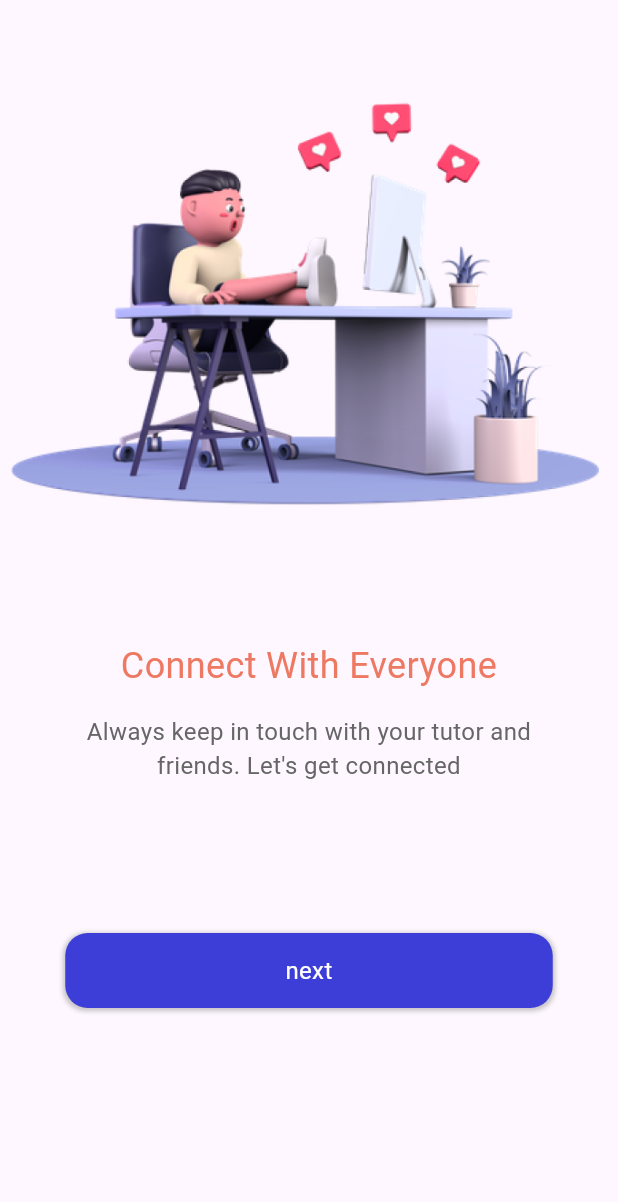
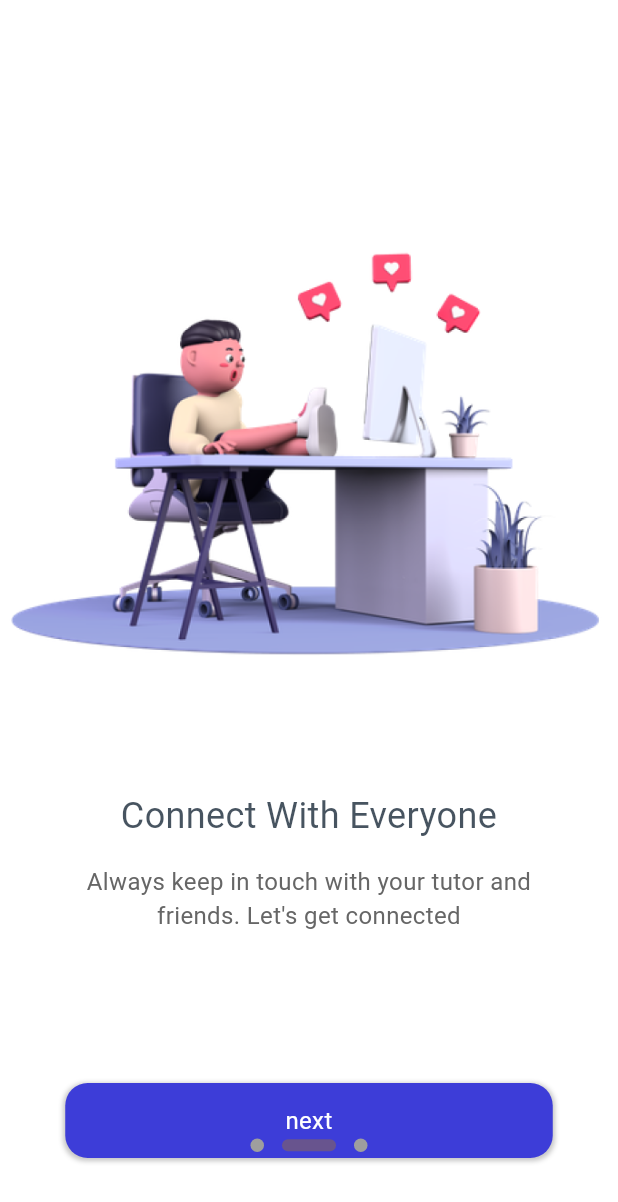
Before and after one commit to codeboosterid/elearning_app, a Flutter app: the screen it shows after launch, swiped to page 2, on a phone screen of 412 x 824 dp. Shown: the top 1202 px of the screen. Run offline on Flutter 3.47's test engine with Material 3 defaults, Android fonts, the phone set to English and light mode, and no system bars; drawn by our look-alikes of dots_indicator; our stand-ins replace flutter_riverpod, riverpod_annotation; generated files the repository leaves out were written again.

Commit message:
Welcome Screen done

```diff
--- a/analysis_options.yaml
+++ b/analysis_options.yaml
@@ -10,19 +10,18 @@
 include: package:flutter_lints/flutter.yaml
 
 linter:
-  # The lint rules applied to this project can be customized in the
-  # section below to disable rules from the `package:flutter_lints/flutter.yaml`
-  # included above or to enable additional rules. A list of all available lints
-  # and their documentation is published at https://dart.dev/lints.
-  #
-  # Instead of disabling a lint rule for the entire project in the
-  # section below, it can also be suppressed for a single line of code
-  # or a specific dart file by using the `// ignore: name_of_lint` and
-  # `// ignore_for_file: name_of_lint` syntax on the line or in the file
-  # producing the lint.
-  rules:
-    # avoid_print: false  # Uncomment to disable the `avoid_print` rule
-    # prefer_single_quotes: true  # Uncomment to enable the `prefer_single_quotes` rule
-
+    # The lint rules applied to this project can be customized in the
+    # section below to disable rules from the `package:flutter_lints/flutter.yaml`
+    # included above or to enable additional rules. A list of all available lints
+    # and their documentation is published at https://dart.dev/lints.
+    #
+    # Instead of disabling a lint rule for the entire project in the
+    # section below, it can also be suppressed for a single line of code
+    # or a specific dart file by using the `// ignore: name_of_lint` and
+    # `// ignore_for_file: name_of_lint` syntax on the line or in the file
+    # producing the lint.
+    rules:
+        avoid_print: false # Uncomment to disable the `avoid_print` rule
+        # prefer_single_quotes: true  # Uncomment to enable the `prefer_single_quotes` rule
 # Additional information about this file can be found at
 # https://dart.dev/guides/language/analysis-options
--- /dev/null
+++ b/lib/pages/notifier/welcome_notifier.dart
@@ -0,0 +1,14 @@
+import 'package:riverpod_annotation/riverpod_annotation.dart';
+part 'welcome_notifier.g.dart';
+
+@riverpod
+class IndexDot extends _$IndexDot {
+  @override
+  int build() {
+    return 0;
+  }
+
+  void changeIndex(int value) {
+    state = value;
+  }
+}
--- a/lib/pages/welcome/welcome.dart
+++ b/lib/pages/welcome/welcome.dart
@@ -1,17 +1,32 @@
+import 'package:dots_indicator/dots_indicator.dart';
 import 'package:flutter/material.dart';
+import 'package:flutter_riverpod/flutter_riverpod.dart';
+import '../notifier/welcome_notifier.dart';
 import 'widget.dart';
 
-class Welcome extends StatelessWidget {
+class Welcome extends ConsumerWidget {
   Welcome({super.key});
 
   final PageController _controller = PageController();
 
   @override
-  Widget build(BuildContext context) {
-    return Scaffold(
-        body: Stack(
+  Widget build(BuildContext context, WidgetRef ref) {
+    final index = ref.watch(indexDotProvider);
+
+    return Container(
+      color: Colors.white,
+      child: SafeArea(
+        child: Scaffold(
+          backgroundColor: Colors.white,
+          body: Container(
+            margin: const EdgeInsets.only(top: 100),
+            child: Stack(
+              alignment: Alignment.center,
               children: [
                 PageView(
+                  onPageChanged: (value) {
+                    ref.read(indexDotProvider.notifier).changeIndex(value);
+                  },
                   controller: _controller,
                   scrollDirection: Axis.horizontal,
                   children: [
@@ -41,7 +56,26 @@ class Welcome extends StatelessWidget {
                     ),
                   ],
                 ),
+                Positioned(
+                  bottom: 50,
+                  child: DotsIndicator(
+                    position: index,
+                    dotsCount: 3,
+                    mainAxisAlignment: MainAxisAlignment.center,
+                    decorator: DotsDecorator(
+                      size: const Size.square(9.0),
+                      activeSize: const Size(36.0, 8.0),
+                      activeShape: RoundedRectangleBorder(
+                        borderRadius: BorderRadius.circular(5),
+                      ),
+                    ),
+                  ),
+                )
               ],
-    ));
+            ),
+          ),
+        ),
+      ),
+    );
   }
 }
--- a/lib/pages/welcome/widget.dart
+++ b/lib/pages/welcome/widget.dart
@@ -15,7 +15,7 @@ Widget appOnboardingPage(
       Image.asset(imgPath, fit: BoxFit.fitWidth),
       Container(
         margin: const EdgeInsets.only(top: 15),
-        child: text24Normal(text: title, color: AppColors.primaryElementBg),
+        child: text24Normal(text: title, color: AppColors.primaryBg),
       ),
       Container(
         margin: const EdgeInsets.only(top: 15),
```
Also changed, not shown: pubspec.yaml (+5 -7 lines), lib/pages/notifier/welcome_notifier.g.dart (added), pubspec.lock. Lines whose indentation alone changed are shown as unchanged.
